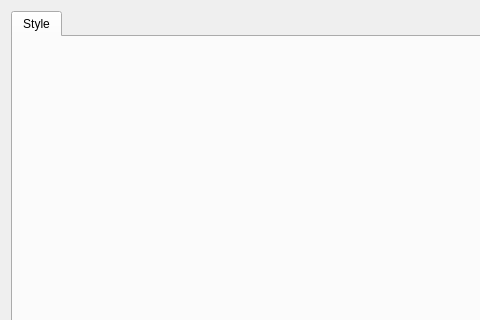
Old version of the form frontend/menu/OptionsMenu.ui in the repository Indidev/headcooker; both pictures show x 0 to 480 and y 0 to 320 of the 652 by 415 pixel window.
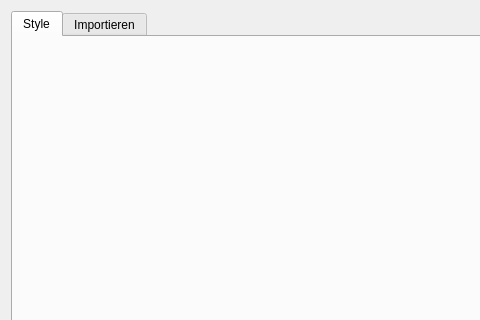
New version of the form.

Commit message: added import function for firefox bookmarks

```diff
--- a/frontend/menu/OptionsMenu.ui
+++ b/frontend/menu/OptionsMenu.ui
@@ -18,6 +18,12 @@
     <layout class="QGridLayout" name="centralLayout">
      <item row="0" column="0">
       <widget class="QTabWidget" name="tabWidget">
+       <property name="tabPosition">
+        <enum>QTabWidget::North</enum>
+       </property>
+       <property name="tabShape">
+        <enum>QTabWidget::Rounded</enum>
+       </property>
        <property name="currentIndex">
         <number>0</number>
        </property>
@@ -26,6 +32,11 @@
          <string>Style</string>
         </attribute>
        </widget>
+       <widget class="QWidget" name="importTab">
+        <attribute name="title">
+         <string>Importieren</string>
+        </attribute>
+       </widget>
       </widget>
      </item>
     </layout>
```
The commit also changes 19 other files.
